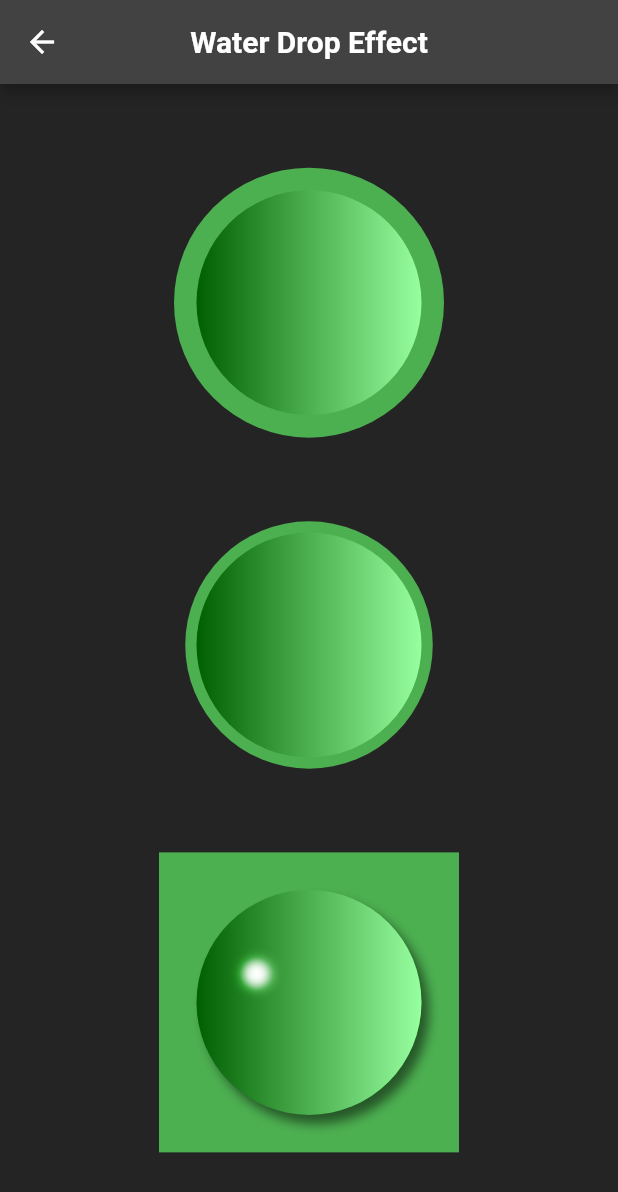
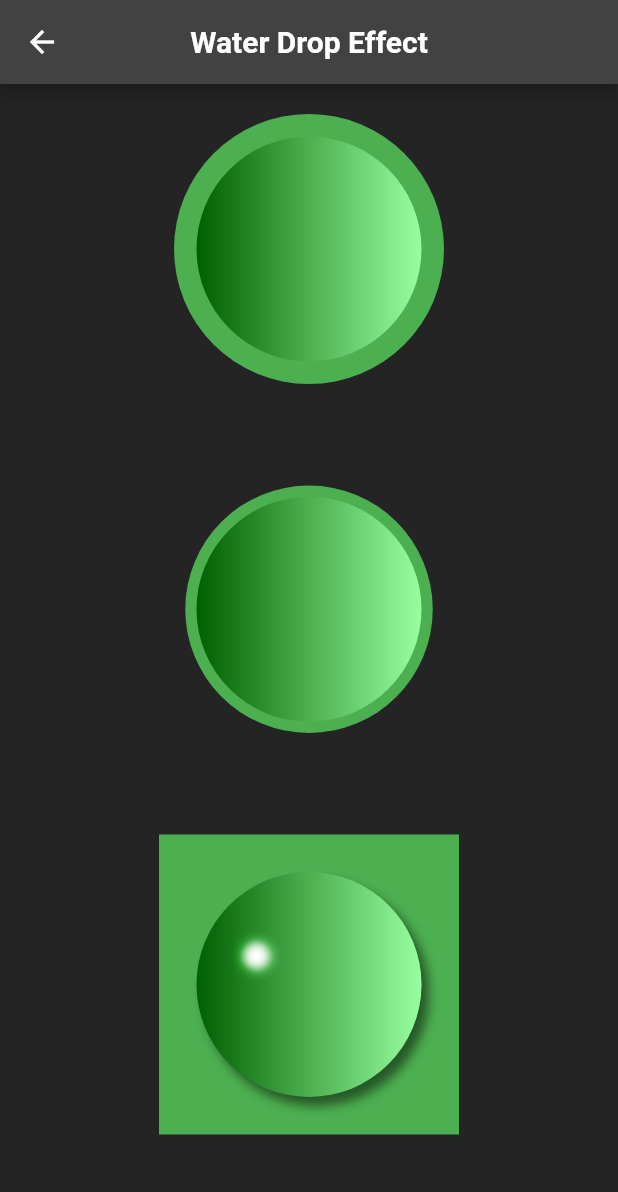
Before and after one commit to dev1abhi/Flutter-Animations, a Flutter app: the WaterDropEffect screen opened directly, on a phone screen of 412 x 824 dp. Shown: the top 1192 px of the screen. Run offline on Flutter 3.47's test engine with Material 2 defaults, Android fonts, the phone set to English and light mode, and no system bars; our stand-ins replace flutter_zoom_drawer, get, lottie.

Commit message:
Added Flutter water drop effect

```diff
--- a/lib/Screens/water_drop_effect.dart
+++ b/lib/Screens/water_drop_effect.dart
@@ -18,7 +18,9 @@ class WaterDropEffect extends StatelessWidget {
       body: SafeArea(
         child: Column(
           children: [
-            const Spacer(),
+            const SizedBox(
+              height: 20,
+            ),
             // Custom Neumorphic Container
             Center(
               child: Container(
```
